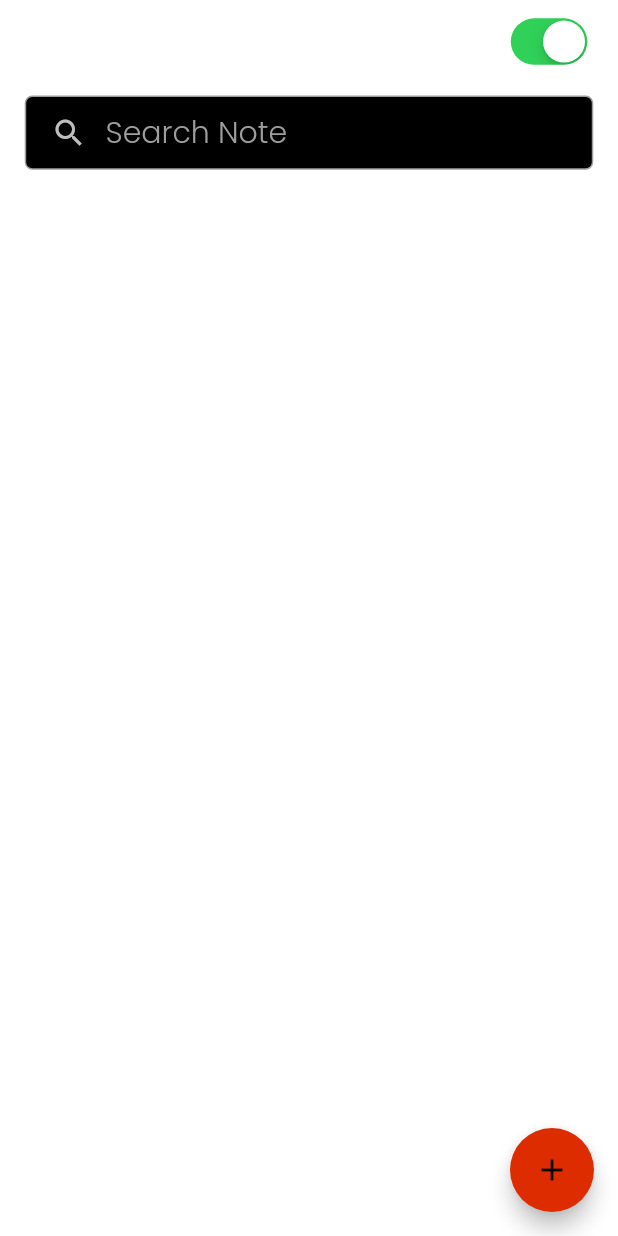
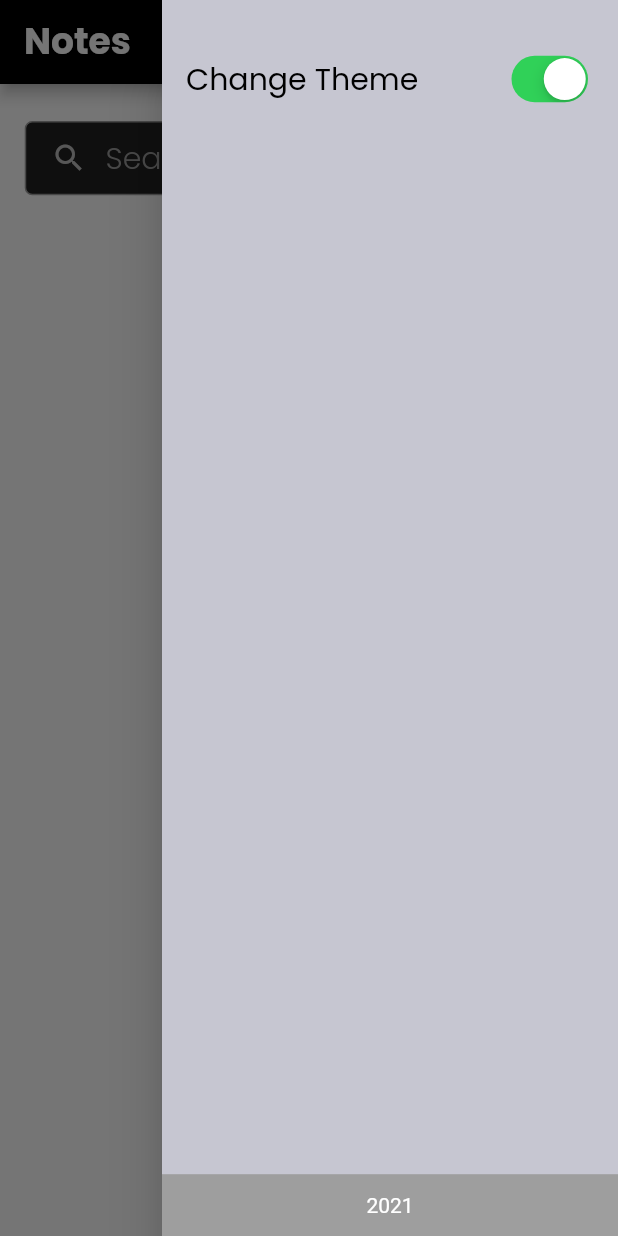
Before and after one commit to Devlonoah/huawei_contest, a Flutter app: the screen it shows after launch, with the side drawer open (before the commit the screen has no drawer), on a phone screen of 412 x 824 dp. Run offline on Flutter 3.47's test engine with Material 2 defaults, Android fonts, the phone set to English and light mode, and no system bars; our stand-ins replace bloc, dartz, equatable, flutter_bloc, get_it, shared_preferences and 1 more; accounts and stored records are empty.

Commit message:
theme settings moved to end-drawer

```diff
--- a/lib/presentation/features/home/home.dart
+++ b/lib/presentation/features/home/home.dart
@@ -6,11 +6,12 @@ import 'package:huawei_contest/core/device_size.dart';
 import 'package:huawei_contest/models/note_model.dart';
 import 'package:huawei_contest/presentation/bloc/note_bloc/note_bloc.dart';
 import 'package:huawei_contest/presentation/features/edit/add_edit.dart';
+import 'package:huawei_contest/presentation/features/home/widgets/drawer_widget.dart';
 import 'package:huawei_contest/presentation/features/home/widgets/search_bar.dart';
 import 'package:huawei_contest/presentation/features/home/widgets/search_delegate.dart';
 import 'package:huawei_contest/presentation/features/read/read.dart';
 
-import 'widgets/header_and_theme_switch.dart';
+import 'widgets/appbar_and_settings_button.dart';
 
 class Home extends StatefulWidget {
   const Home({Key? key}) : super(key: key);
@@ -30,6 +31,8 @@ class _HomeState extends State<Home> {
   Widget build(BuildContext context) {
     DS.init(context);
     return Scaffold(
+      appBar: appBarAndSettingsButton(context),
+      endDrawer: EndDrawerWidget(),
       backgroundColor: Theme.of(context).scaffoldBackgroundColor,
       body: SafeArea(child: HomeBody()),
       floatingActionButton: FloatingActionButton(
@@ -55,7 +58,6 @@ class HomeBody extends StatelessWidget {
       ),
       child: Column(
         children: [
-          HeaderAndThemeSwitch(),
           SizedBox(height: DS.sh * 0.02),
           BlocBuilder<NoteBloc, NoteState>(
             builder: (context, state) {
@@ -103,14 +105,14 @@ class HomeBody extends StatelessWidget {
                         return NoteWidget(
                           note: _note,
                           onTap: () {
-                              print("note id @ home screen is ${_note.id}");
                             Navigator.pushNamed(
                               context,
                               Read.id,
                               arguments: ScreenArgument(
                                   isNewNote: false, noteId: _note.id),
                             );
-                            });
+                          },
+                        );
                         //             arguments: note.id),);
                       },
                     );
@@ -133,15 +135,6 @@ class HomeBody extends StatelessWidget {
         SnackBar(
           content: Text('Error loading note'),
         ),
-      );
-  }
-}
-
-class LoadingWidget extends StatelessWidget {
-  @override
-  Widget build(BuildContext context) {
-    return Center(
-      child: CircularProgressIndicator(),
       );
   }
 }
@@ -218,3 +211,12 @@ String? addEllipsisToString(String value) {
     return value.substring(0, 25) + '...';
   }
 }
+
+class LoadingWidget extends StatelessWidget {
+  @override
+  Widget build(BuildContext context) {
+    return Center(
+      child: CircularProgressIndicator(),
+    );
+  }
+}
--- /dev/null
+++ b/lib/presentation/features/home/widgets/appbar_and_settings_button.dart
@@ -0,0 +1,19 @@
+import 'package:flutter/material.dart';
+import 'package:flutter_bloc/flutter_bloc.dart';
+import 'package:huawei_contest/presentation/bloc/theme_bloc/barrel.dart';
+import 'package:huawei_contest/presentation/features/home/widgets/theme_switch.dart';
+
+PreferredSizeWidget appBarAndSettingsButton(BuildContext context) {
+  return AppBar(
+    title: Text(
+      'Notes',
+      style: Theme.of(context)
+          .textTheme
+          .headline5
+          ?.copyWith(fontWeight: FontWeight.bold),
+    ),
+  );
+}
+
+
+//!TODO: Switch button functionality
--- /dev/null
+++ b/lib/presentation/features/home/widgets/drawer_widget.dart
@@ -0,0 +1,65 @@
+import 'package:flutter/material.dart';
+import 'package:flutter_bloc/flutter_bloc.dart';
+import 'package:huawei_contest/core/device_size.dart';
+import 'package:huawei_contest/presentation/bloc/theme_bloc/barrel.dart';
+import 'package:huawei_contest/presentation/features/home/widgets/theme_switch.dart';
+import 'package:huawei_contest/theme/theme.dart';
+
+class EndDrawerWidget extends StatelessWidget {
+  @override
+  Widget build(BuildContext context) {
+    return Drawer(
+      child: Container(
+        color: kkDrawerBackGroundColoor,
+        child: Column(
+          children: [
+            Expanded(
+              child: ListView(
+                children: [
+                  SizedBox(height: DS.sh * 0.03),
+                  ListTile(
+                    leading: Text(
+                      'Change Theme ',
+                      style: Theme.of(context)
+                          .textTheme
+                          .headline6
+                          ?.copyWith(color: Theme.of(context).primaryColorDark),
+                    ),
+                    trailing: BlocBuilder<ThemeBloc, ThemeState>(
+                      builder: (context, state) {
+                        if (state is ThemeState) {
+                          return ThemeSwitch(
+                            value: state.currentValue!,
+                            onChanged: (value) {
+                              BlocProvider.of<ThemeBloc>(context)
+                                ..add(ThemeChangedEvent(value));
+                            },
+                          );
+                        }
+
+                        return ThemeSwitch(
+                          value: false,
+                          onChanged: (value) {
+                            BlocProvider.of<ThemeBloc>(context)
+                              ..add(ThemeChangedEvent(value));
+                          },
+                        );
+                      },
+                    ),
+                  )
+                ],
+              ),
+            ),
+            Container(
+              alignment: Alignment.center,
+              height: DS.sh * 0.05,
+              width: double.infinity,
+              color: Colors.grey,
+              child: Text('2021'),
+            )
+          ],
+        ),
+      ),
+    );
+  }
+}
--- a/lib/presentation/features/home/widgets/header_and_theme_switch.dart
+++ /dev/null
@@ -1,51 +0,0 @@
-import 'package:flutter/material.dart';
-import 'package:flutter_bloc/flutter_bloc.dart';
-import 'package:huawei_contest/core/device_size.dart';
-import 'package:huawei_contest/presentation/bloc/theme_bloc/barrel.dart';
-import 'package:huawei_contest/presentation/features/home/widgets/theme_switch.dart';
-
-class HeaderAndThemeSwitch extends StatelessWidget {
-  const HeaderAndThemeSwitch({
-    Key? key,
-  }) : super(key: key);
-
-  @override
-  Widget build(BuildContext context) {
-    return Padding(
-      padding: EdgeInsets.symmetric(horizontal: DS.sw * 0.02),
-      child: Row(
-        mainAxisAlignment: MainAxisAlignment.spaceBetween,
-        children: [
-          Text(
-            'Notes',
-            style: Theme.of(context)
-                .textTheme
-                .headline5
-                ?.copyWith(fontWeight: FontWeight.bold),
-          ),
-          BlocBuilder<ThemeBloc, ThemeState>(
-            builder: (context, state) {
-              if (state is ThemeState) {
-                return ThemeSwitch(
-                  value: state.currentValue!,
-                  onChanged: (value) {
-                    BlocProvider.of<ThemeBloc>(context)
-                      ..add(ThemeChangedEvent(value));
-                  },
-                );
-              }
-
-              return ThemeSwitch(
-                value: false,
-                onChanged: (value) {
-                  BlocProvider.of<ThemeBloc>(context)
-                    ..add(ThemeChangedEvent(value));
-                },
-              );
-            },
-          ),
-        ],
-      ),
-    );
-  }
-}
--- a/lib/theme/theme.dart
+++ b/lib/theme/theme.dart
@@ -49,7 +49,7 @@ ThemeData lightThemeData() {
 
 ThemeData darkThemeData() {
   return ThemeData.dark().copyWith(
-    primaryColor: Colors.black,
+    primaryColor: Colors.grey[900],
     backgroundColor: Colors.blueGrey,
     scaffoldBackgroundColor: qqBlack,
     cardColor: Colors.black,
@@ -78,3 +78,5 @@ ThemeData darkThemeData() {
     ),
   );
 }
+
+final Color kkDrawerBackGroundColoor = Color(0xFFC6C6D1);
```
Lines whose indentation alone changed are shown as unchanged.
